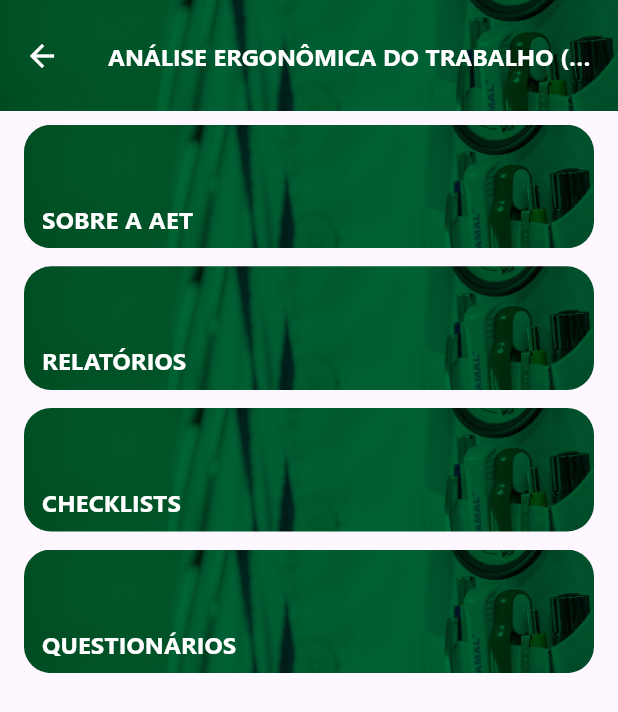
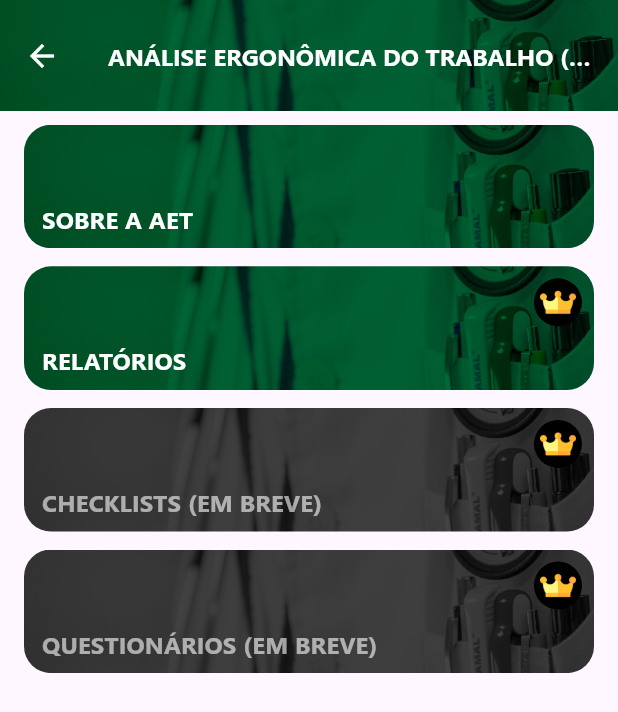
Before and after one commit to albertobezerra/guardacorpo24, a Flutter app: the AETModule screen opened directly, on a phone screen of 412 x 824 dp. Shown: the top 712 px of the screen. Run offline on Flutter 3.47's test engine with Material 3 defaults, Android fonts, the phone set to English and light mode, and no system bars; our stand-ins replace firebase_auth, firebase_core, flutter_speed_dial, google_mobile_ads, image_picker, introduction_screen and 3 more; missing offline and left inert: flutter_phone_direct_caller, in_app_update, syncfusion_flutter_pdfviewer, webview_flutter_android, webview_flutter_wkwebview; accounts and stored records are empty.

Commit message:
Ajustes no na navegação e composição de futuros itens, adição de icone para seções premium

```diff
--- a/lib/components/barradenav/nav.dart
+++ b/lib/components/barradenav/nav.dart
@@ -38,13 +38,16 @@ class NavBarPageState extends State<NavBarPage> with TickerProviderStateMixin {
 
   @override
   void dispose() {
+    // Certifique-se de liberar os recursos corretamente
     _animationController.dispose();
     super.dispose();
   }
 
   @override
   Widget build(BuildContext context) {
-    return Scaffold(
+    return PopScope(
+      canPop: true,
+      child: Scaffold(
         body: IndexedStack(
           index: _selectedIndex,
           children: _pages,
@@ -93,6 +96,7 @@ class NavBarPageState extends State<NavBarPage> with TickerProviderStateMixin {
             child: const Icon(Icons.menu),
           ),
         ),
+      ),
     );
   }
 
--- a/lib/matriz/05_anaergo/05_00_raiz/aet_raiz.dart
+++ b/lib/matriz/05_anaergo/05_00_raiz/aet_raiz.dart
@@ -105,105 +105,35 @@ class _AETModuleState extends State<AETModule> {
                     ),
                   ),
                 ),
-                MaterialButton(
-                  padding:
-                      const EdgeInsets.only(left: 16, right: 16, bottom: 12),
+                _buildPremiumButton(
+                  context,
+                  label: 'Relatórios',
                   onPressed: () {
-                    // Navegar para a seção de relatórios
                     InterstitialAdManager.showInterstitialAd(
                       context,
                       const ViewReports(),
                     );
                   },
-                  child: Container(
-                    width: MediaQuery.of(context).size.width,
-                    height: tamanhoBotaoLista,
-                    decoration: const BoxDecoration(
-                      borderRadius: BorderRadius.all(
-                        Radius.circular(18),
-                      ),
-                      image: DecorationImage(
-                        image: ExactAssetImage('assets/images/cid.jpg'),
-                        fit: BoxFit.cover,
-                      ),
-                    ),
-                    child: Container(
-                      alignment: AlignmentDirectional.bottomStart,
-                      margin: const EdgeInsets.only(left: 12, bottom: 8),
-                      child: Text(
-                        'Relatórios'.toUpperCase(),
-                        style: TextStyle(
-                          color: Colors.white,
-                          fontFamily: 'Segoe Bold',
-                          fontSize: itemFontSize,
-                        ),
-                      ),
-                    ),
-                  ),
+                  fontSize: itemFontSize,
+                  height: tamanhoBotaoLista,
+                  image: 'assets/images/cid.jpg',
+                  crownIcon: 'assets/images/crown.png',
                 ),
-                MaterialButton(
-                  padding:
-                      const EdgeInsets.only(left: 16, right: 16, bottom: 12),
-                  onPressed: () {
-                    // Navegar para a seção de checklists
-                  },
-                  child: Container(
-                    width: MediaQuery.of(context).size.width,
-                    height: tamanhoBotaoLista,
-                    decoration: const BoxDecoration(
-                      borderRadius: BorderRadius.all(
-                        Radius.circular(18),
-                      ),
-                      image: DecorationImage(
-                        image: ExactAssetImage('assets/images/cid.jpg'),
-                        fit: BoxFit.cover,
-                      ),
-                    ),
-                    child: Container(
-                      alignment: AlignmentDirectional.bottomStart,
-                      margin: const EdgeInsets.only(left: 12, bottom: 8),
-                      child: Text(
-                        'Checklists'.toUpperCase(),
-                        style: TextStyle(
-                          color: Colors.white,
-                          fontFamily: 'Segoe Bold',
-                          fontSize: itemFontSize,
-                        ),
-                      ),
-                    ),
-                  ),
+                _buildDisabledPremiumButton(
+                  context,
+                  label: 'Checklists (Em breve)',
+                  fontSize: itemFontSize,
+                  height: tamanhoBotaoLista,
+                  image: 'assets/images/cid.jpg',
+                  crownIcon: 'assets/images/crown.png',
                 ),
-                MaterialButton(
-                  padding:
-                      const EdgeInsets.only(left: 16, right: 16, bottom: 12),
-                  onPressed: () {
-                    // Navegar para a seção de questionários
-                  },
-                  child: Container(
-                    width: MediaQuery.of(context).size.width,
-                    height: tamanhoBotaoLista,
-                    decoration: const BoxDecoration(
-                      borderRadius: BorderRadius.all(
-                        Radius.circular(18),
-                      ),
-                      image: DecorationImage(
-                        image: ExactAssetImage('assets/images/cid.jpg'),
-                        fit: BoxFit.cover,
-                      ),
-                    ),
-                    child: Container(
-                      alignment: AlignmentDirectional.bottomStart,
-                      margin: const EdgeInsets.only(left: 12, bottom: 8),
-                      child: Text(
-                        'Questionários'.toUpperCase(),
-                        style: TextStyle(
-                          color: Colors.white,
-                          fontFamily: 'Segoe Bold',
-                          fontSize: itemFontSize,
-                        ),
-                      ),
-                    ),
-                  ),
+                _buildDisabledPremiumButton(
+                  context,
+                  label: 'Questionários (Em breve)',
+                  fontSize: itemFontSize,
+                  height: tamanhoBotaoLista,
+                  image: 'assets/images/cid.jpg',
+                  crownIcon: 'assets/images/crown.png',
                 ),
               ],
             ),
@@ -212,4 +142,123 @@ class _AETModuleState extends State<AETModule> {
       ),
     );
   }
+
+  Widget _buildPremiumButton(BuildContext context,
+      {required String label,
+      required VoidCallback onPressed,
+      required double fontSize,
+      required double height,
+      required String image,
+      required String crownIcon}) {
+    return MaterialButton(
+      padding: const EdgeInsets.only(left: 16, right: 16, bottom: 12),
+      onPressed: onPressed,
+      child: Stack(
+        children: [
+          Container(
+            width: MediaQuery.of(context).size.width,
+            height: height,
+            decoration: BoxDecoration(
+              borderRadius: const BorderRadius.all(
+                Radius.circular(18),
+              ),
+              image: DecorationImage(
+                image: ExactAssetImage(image),
+                fit: BoxFit.cover,
+              ),
+            ),
+            child: Container(
+              alignment: AlignmentDirectional.bottomStart,
+              margin: const EdgeInsets.only(left: 12, bottom: 8),
+              child: Text(
+                label.toUpperCase(),
+                style: TextStyle(
+                  color: Colors.white,
+                  fontFamily: 'Segoe Bold',
+                  fontSize: fontSize,
+                ),
+              ),
+            ),
+          ),
+          Positioned(
+            top: 8,
+            right: 8,
+            child: Container(
+              padding: const EdgeInsets.all(4),
+              decoration: const BoxDecoration(
+                color: Colors.black,
+                shape: BoxShape.circle,
+              ),
+              child: Image.asset(
+                crownIcon,
+                width: 24,
+                height: 24,
+              ),
+            ),
+          ),
+        ],
+      ),
+    );
+  }
+
+  Widget _buildDisabledPremiumButton(BuildContext context,
+      {required String label,
+      required double fontSize,
+      required double height,
+      required String image,
+      required String crownIcon}) {
+    return MaterialButton(
+      padding: const EdgeInsets.only(left: 16, right: 16, bottom: 12),
+      onPressed: null, // Botão desabilitado
+      child: Stack(
+        children: [
+          Container(
+            width: MediaQuery.of(context).size.width,
+            height: height,
+            decoration: BoxDecoration(
+              borderRadius: const BorderRadius.all(
+                Radius.circular(18),
+              ),
+              image: DecorationImage(
+                image: ExactAssetImage(image),
+                fit: BoxFit.cover,
+                colorFilter: const ColorFilter.mode(
+                  Colors.grey,
+                  BlendMode.saturation,
+                ),
+              ),
+            ),
+            child: Container(
+              alignment: AlignmentDirectional.bottomStart,
+              margin: const EdgeInsets.only(left: 12, bottom: 8),
+              child: Text(
+                label.toUpperCase(),
+                style: TextStyle(
+                  color: Colors.white.withValues(alpha: 0.6),
+                  fontFamily: 'Segoe Bold',
+                  fontSize: fontSize,
+                ),
+              ),
+            ),
+          ),
+          Positioned(
+            top: 8,
+            right: 8,
+            child: Container(
+              padding: const EdgeInsets.all(4),
+              decoration: const BoxDecoration(
+                color: Colors.black,
+                shape: BoxShape.circle,
+              ),
+              child: Image.asset(
+                crownIcon,
+                width: 24,
+                height: 24,
+              ),
+            ),
+          ),
+        ],
+      ),
+    );
+  }
 }
```
Also changed, not shown: assets/images/crown.png (added). Lines whose indentation alone changed are shown as unchanged.
